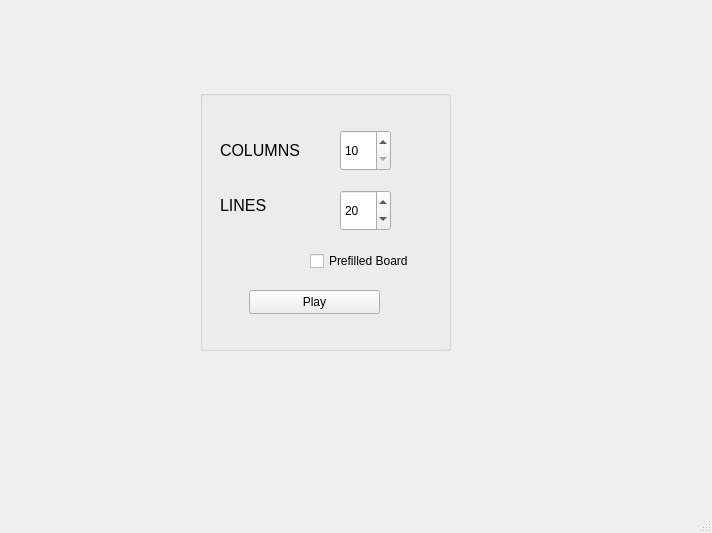
Old version of the form ConsoleProject/TetrisGameProject/src/view/gui/startwindow.ui in the repository ismailnayma/tetris.
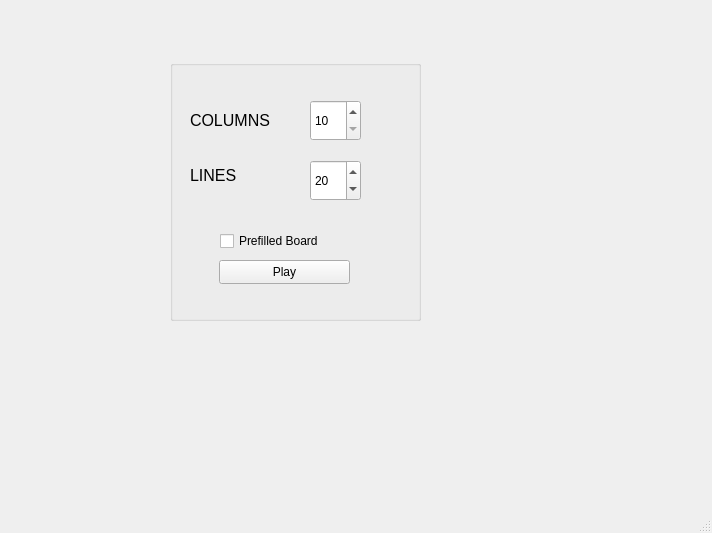
New version of the form.

```diff
--- a/ConsoleProject/TetrisGameProject/src/view/gui/startwindow.ui
+++ b/ConsoleProject/TetrisGameProject/src/view/gui/startwindow.ui
@@ -17,8 +17,8 @@
    <widget class="QGroupBox" name="groupBox">
     <property name="geometry">
      <rect>
-      <x>200</x>
-      <y>90</y>
+      <x>170</x>
+      <y>60</y>
       <width>251</width>
       <height>261</height>
      </rect>
@@ -100,8 +100,8 @@
     <widget class="QCheckBox" name="checkBoxPrefilled">
      <property name="geometry">
       <rect>
-       <x>110</x>
-       <y>160</y>
+       <x>50</x>
+       <y>170</y>
        <width>111</width>
        <height>22</height>
       </rect>
```
Left out of the diff: 8 changed lines with no effect on the pictures.
